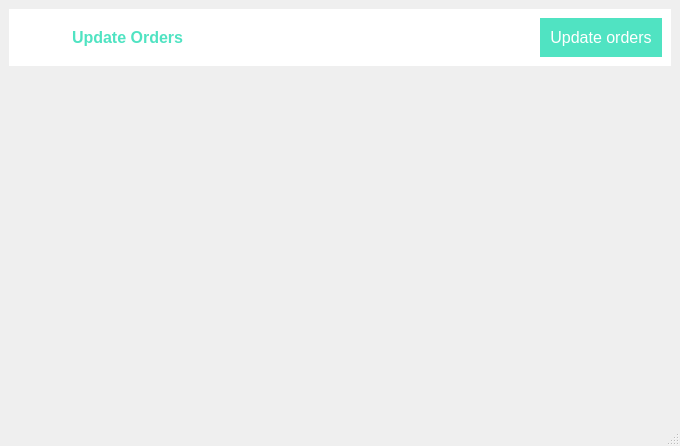
Above: updateorders.ui from arshc0der/Inventory-Management-System before the change. Below: the same form after it.
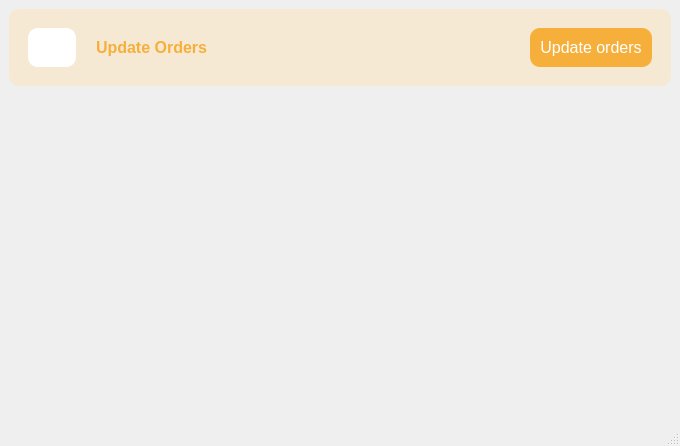
That is the form after the change. Icons and pictures are not drawn.

```diff
--- a/updateorders.ui
+++ b/updateorders.ui
@@ -37,7 +37,9 @@
          </size>
         </property>
         <property name="styleSheet">
-         <string notr="true">background-color: rgb(255, 255, 255);</string>
+         <string notr="true">background-color: rgb(246, 233, 211);
+padding:10px;
+border-radius:10px;</string>
         </property>
         <layout class="QHBoxLayout" name="horizontalLayout">
          <item>
@@ -55,7 +57,7 @@
             </size>
            </property>
            <property name="styleSheet">
-            <string notr="true"/>
+            <string notr="true">background-color: rgb(255, 255, 255);</string>
            </property>
            <property name="text">
             <string/>
@@ -83,7 +85,7 @@
             </font>
            </property>
            <property name="styleSheet">
-            <string notr="true">color: #50E3C2;</string>
+            <string notr="true">color: rgb(246, 175, 58);</string>
            </property>
            <property name="text">
             <string>Update Orders</string>
@@ -111,7 +113,7 @@
            </property>
            <property name="styleSheet">
             <string notr="true">QPushButton{
-background-color: #50E3C2;
+background-color: rgb(246, 175, 58);
 color: rgb(255, 255, 255);
 border:none;
 padding: 10px;
@@ -150,7 +152,7 @@
 
 /* Styling for selected cells */
 QTableView::item:selected {
-    background-color: rgb(71, 202, 172);  /* Background color for selected cells */
+    background-color: #F5A623;  /* Background color for selected cells */
     color: white;  /* Text color for selected cells */
 }
 
```
Left out of the diff: 2 changed lines with no effect on the pictures.
